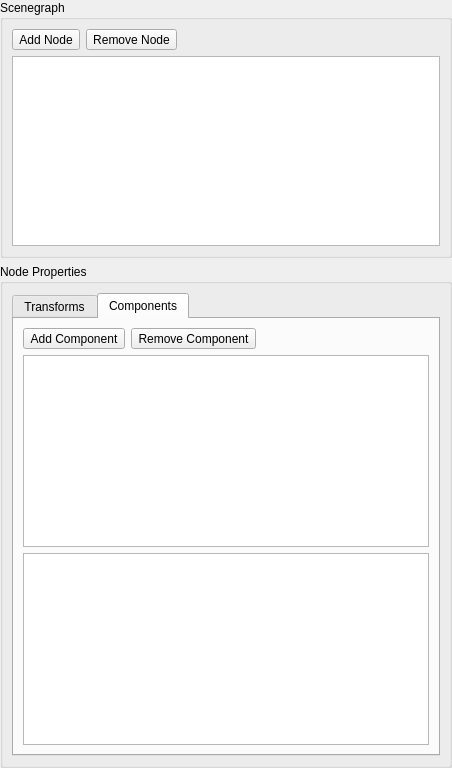
First picture: the form in tools/worldeditor/ui/SceneWindow.ui, repository AeonGames/AeonEngine, before the edit.
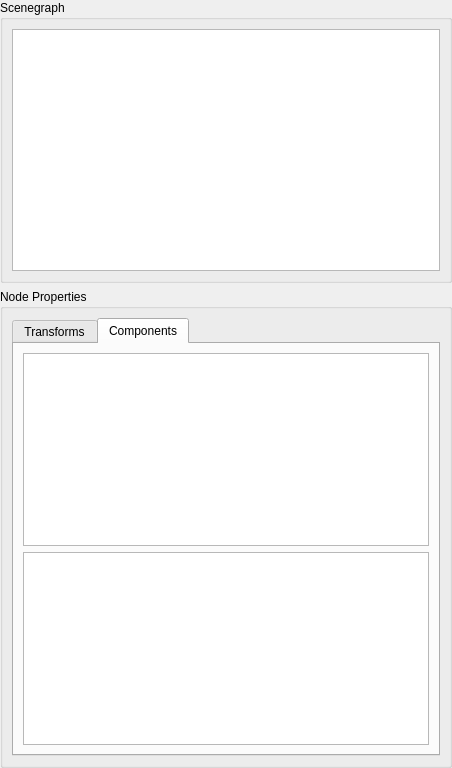
Second picture: the form after the edit. Icons and pictures are not drawn.

What changed in the file:
```diff
--- a/tools/worldeditor/ui/SceneWindow.ui
+++ b/tools/worldeditor/ui/SceneWindow.ui
@@ -58,63 +58,6 @@
           <string>Scenegraph</string>
          </property>
          <layout class="QVBoxLayout" name="verticalLayout">
-          <item>
-           <layout class="QHBoxLayout" name="sceneGroupLayout">
-            <item>
-             <widget class="QToolButton" name="addNodeToolButton">
-              <property name="toolTip">
-               <string>Add Node</string>
-              </property>
-              <property name="text">
-               <string>Add Node</string>
-              </property>
-              <property name="icon">
-               <iconset resource="../worldeditor_static.qrc">
-                <normaloff>:/icons/icon_add</normaloff>:/icons/icon_add</iconset>
-              </property>
-              <property name="iconSize">
-               <size>
-                <width>32</width>
-                <height>32</height>
-               </size>
-              </property>
-             </widget>
-            </item>
-            <item>
-             <widget class="QToolButton" name="removeNodeToolButton">
-              <property name="toolTip">
-               <string>Remove Node</string>
-              </property>
-              <property name="text">
-               <string>Remove Node</string>
-              </property>
-              <property name="icon">
-               <iconset resource="../worldeditor_static.qrc">
-                <normaloff>:/icons/icon_subtract</normaloff>:/icons/icon_subtract</iconset>
-              </property>
-              <property name="iconSize">
-               <size>
-                <width>32</width>
-                <height>32</height>
-               </size>
-              </property>
-             </widget>
-            </item>
-            <item>
-             <spacer name="horizontalSpacer_2">
-              <property name="orientation">
-               <enum>Qt::Horizontal</enum>
-              </property>
-              <property name="sizeHint" stdset="0">
-               <size>
-                <width>40</width>
-                <height>20</height>
-               </size>
-              </property>
-             </spacer>
-            </item>
-           </layout>
-          </item>
           <item>
            <widget class="QTreeView" name="sceneTreeView">
             <property name="contextMenuPolicy">
@@ -470,63 +413,6 @@
               <string>Components</string>
              </attribute>
              <layout class="QVBoxLayout" name="verticalLayout_3">
-              <item>
-               <layout class="QHBoxLayout" name="horizontalLayout">
-                <item>
-                 <widget class="QToolButton" name="addComponentToolButton">
-                  <property name="toolTip">
-                   <string>Add Component</string>
-                  </property>
-                  <property name="text">
-                   <string>Add Component</string>
-                  </property>
-                  <property name="icon">
-                   <iconset resource="../worldeditor_static.qrc">
-                    <normaloff>:/icons/icon_add</normaloff>:/icons/icon_add</iconset>
-                  </property>
-                  <property name="iconSize">
-                   <size>
-                    <width>32</width>
-                    <height>32</height>
-                   </size>
-                  </property>
-                 </widget>
-                </item>
-                <item>
-                 <widget class="QToolButton" name="removeComponentToolButton">
-                  <property name="toolTip">
-                   <string>Remove Component</string>
-                  </property>
-                  <property name="text">
-                   <string>Remove Component</string>
-                  </property>
-                  <property name="icon">
-                   <iconset resource="../worldeditor_static.qrc">
-                    <normaloff>:/icons/icon_subtract</normaloff>:/icons/icon_subtract</iconset>
-                  </property>
-                  <property name="iconSize">
-                   <size>
-                    <width>32</width>
-                    <height>32</height>
-                   </size>
-                  </property>
-                 </widget>
-                </item>
-                <item>
-                 <spacer name="horizontalSpacer">
-                  <property name="orientation">
-                   <enum>Qt::Horizontal</enum>
-                  </property>
-                  <property name="sizeHint" stdset="0">
-                   <size>
-                    <width>40</width>
-                    <height>20</height>
-                   </size>
-                  </property>
-                 </spacer>
-                </item>
-               </layout>
-              </item>
               <item>
                <widget class="QListView" name="nodeListView">
                 <property name="contextMenuPolicy">
```
Left out of the diff: 88 changed lines with no effect on the pictures.
